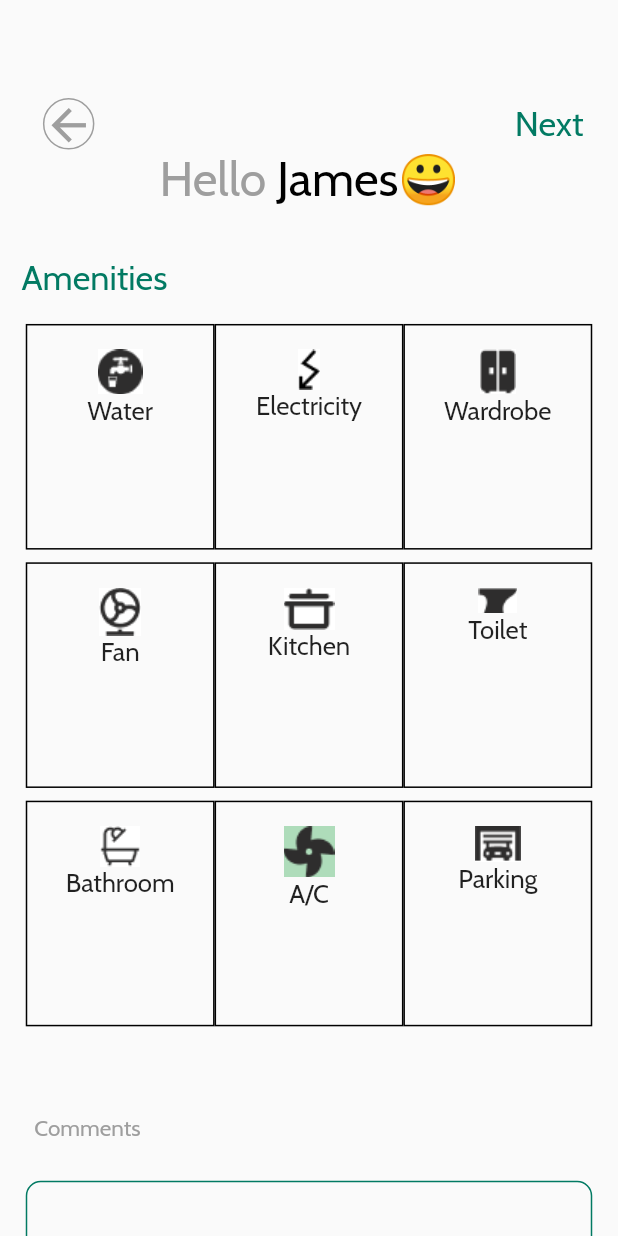
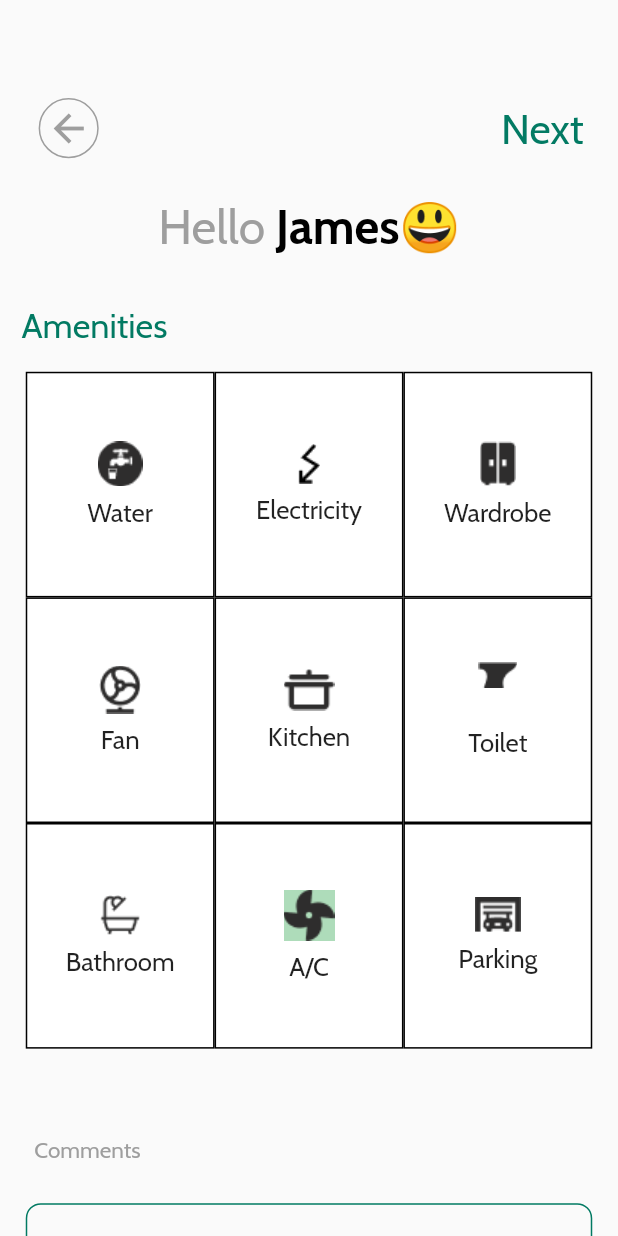
Before and after one commit to zuri-training/bunkie_mobile_pjt_47, a Flutter app: the AmenitiesView screen opened by its route, on a phone screen of 412 x 824 dp. Run offline on Flutter 3.47's test engine with Material 2 defaults, Android fonts, the phone set to English and light mode, and no system bars; our stand-ins replace flutter_screenutil, get_it, google_fonts, pin_code_fields; project files that could hold a hidden picture were left out.

Commit message:
Bug Fixes - Fixed some UI alignment issues, activated backwards navigation on required screens and redirected AmenitiesView app flow

```diff
--- a/lib/utils/constants.dart
+++ b/lib/utils/constants.dart
@@ -13,3 +13,4 @@ const LookingForRoommateViewRoute = 'looking-for-roommate-view';
 const LookingForApartmentViewRoute = 'looking-for-apartment-view';
 const InterestsAndLifestyleViewRoute = 'interests-and-lifestyle-view';
 const RoommatePreferencesViewRoute = 'roomates-preferences';
+const RoommateSearchViewRoute = 'roommate-search';
--- a/lib/utils/route_generator.dart
+++ b/lib/utils/route_generator.dart
@@ -1,6 +1,7 @@
 import 'package:bunkie/views/login_view.dart';
 import 'package:bunkie/views/profile_create.dart';
 import 'package:bunkie/views/roommate_preferences.dart';
+import 'package:bunkie/views/roommate_search.dart';
 import 'package:bunkie/views/selection_view.dart';
 import 'package:bunkie/views/views.dart';
 import 'package:flutter/cupertino.dart';
@@ -40,6 +41,8 @@ class RouteGenerator {
         return _getPageRoute(LookingForRoomateView());
       case RoommatePreferencesViewRoute:
         return _getPageRoute(RoommatePreferencesView());
+      case RoommateSearchViewRoute:
+        return _getPageRoute(RoommateSearchView());
       default:
         return _getPageRoute(_errorPage);
     }
@@ -62,13 +65,15 @@ class RouteGenerator {
   ///Error page shown when app attempts navigating to an unknown route
   static Widget _errorPage = Scaffold(
     appBar: AppBar(
-        title: Text(
-      'Page not found',
-      style: TextStyle(color: Colors.red),
-    )),
+      title: Text(
+        'Page not found',
+        style: TextStyle(color: Colors.red),
+      ),
+      backgroundColor: Colors.red,
+    ),
     body: Center(
       child: Text(
-        'Error! Page not found',
+        'Error! Page not found or not implemented yet',
         style: TextStyle(color: Colors.red),
       ),
     ),
--- a/lib/views/amenities_view.dart
+++ b/lib/views/amenities_view.dart
@@ -3,16 +3,24 @@ import 'package:bunkie/services/services.dart';
 import 'package:flutter/material.dart';
 import 'package:google_fonts/google_fonts.dart';
 
+import 'shared/amenities_grid.dart';
 import 'shared/custom_spacer.dart';
 import 'package:bunkie/utils/utils.dart';
 
 import 'shared/shared.dart';
 
-class AmenitiesView extends StatelessWidget {
+
+class AmenitiesView extends StatefulWidget {
+  _AmenitiesViewState createState() => _AmenitiesViewState();
+}
+
+
+class _AmenitiesViewState extends State<AmenitiesView> {
 
   @override
   Widget build(BuildContext context) {
     return ResponsiveWidget(
+      onWillPop: () => Navigator.pop(context),
       builder: (context, size) {
         return Scaffold(
           body: SingleChildScrollView(
@@ -31,7 +39,7 @@ class AmenitiesView extends StatelessWidget {
                       GestureDetector(
                         onTap: () => Navigator.pop(context),
                         child: Container(
-                          height: 30.w,
+                          height: 35.w,
                           width: 40.w,
                           decoration: BoxDecoration(
                             shape: BoxShape.circle,
@@ -40,7 +48,7 @@ class AmenitiesView extends StatelessWidget {
                           child: Icon(
                             Icons.arrow_back,
                             color: Colors.grey,
-                            size: 30.w
+                            size: 30
                           )
                         )
                       ),
@@ -53,14 +61,14 @@ class AmenitiesView extends StatelessWidget {
                           'Next',
                           style: GoogleFonts.cabin(
                             color: Color(0xff027A63),
-                            fontSize: 20.sp
+                            fontSize: 24.sp
                           ),
                         )
                       ),
                     ],
                   ),
                 ),
-                // CustomSpacer(flex: 10,),
+                CustomSpacer(flex: 4),
                 RichText(
                   text: TextSpan(
                     text: 'Hello ',
@@ -70,9 +78,10 @@ class AmenitiesView extends StatelessWidget {
                     ),
                     children: [
                       TextSpan(
-                        text: 'James\u{1F600}',
+                        text: 'James😃',// \u{1F600}
                         style: GoogleFonts.cabin(
                           color: Colors.black,
+                          fontWeight: FontWeight.bold
                         )
                       )
                     ]
@@ -99,28 +108,28 @@ class AmenitiesView extends StatelessWidget {
                     children: [
                       Row(
                         children: [
-                          _buildAmenitiesGrid('assets/images/misc/running_water_icon.png', 'Water'),
-                          _buildAmenitiesGrid('assets/images/misc/electricity_icon.png', 'Electricity'),
-                          _buildAmenitiesGrid('assets/images/misc/wardrobe_icon.png', 'Wardrobe'),
+                          AmenitiesGrid(icon: 'assets/images/misc/running_water_icon.png', amenity: 'Water'),
+                          AmenitiesGrid(icon: 'assets/images/misc/electricity_icon.png', amenity: 'Electricity'),
+                          AmenitiesGrid(icon: 'assets/images/misc/wardrobe_icon.png', amenity: 'Wardrobe'),
                         ],
                       ),
-                      CustomSpacer(flex: 1.3),
+
                       Row(
                         children: [
-                          _buildAmenitiesGrid('assets/images/misc/fan_icon.png', 'Fan'),
-                          _buildAmenitiesGrid('assets/images/misc/pot_icon.png', 'Kitchen'),
-                          _buildAmenitiesGrid(
-                            'assets/images/misc/toilet_bottom_icon.png',
-                            'Toilet'
+                          AmenitiesGrid(icon: 'assets/images/misc/fan_icon.png', amenity: 'Fan'),
+                          AmenitiesGrid(icon: 'assets/images/misc/pot_icon.png', amenity: 'Kitchen'),
+                          AmenitiesGrid(
+                            icon: 'assets/images/misc/toilet_bottom_icon.png',
+                            amenity: 'Toilet',
+                            spacer: 4,
                           ),
                         ]
                       ),
-                      CustomSpacer(flex: 1.3),
                       Row(
                         children: [
-                          _buildAmenitiesGrid('assets/images/misc/bathroom_icon.png', 'Bathroom'),
-                          _buildAmenitiesGrid('assets/images/misc/ac_icon.png', 'A/C'),
-                          _buildAmenitiesGrid('assets/images/misc/parking_icon.png', 'Parking'),
+                          AmenitiesGrid(icon: 'assets/images/misc/bathroom_icon.png', amenity: 'Bathroom'),
+                          AmenitiesGrid(icon: 'assets/images/misc/ac_icon.png', amenity: 'A/C'),
+                          AmenitiesGrid(icon: 'assets/images/misc/parking_icon.png', amenity: 'Parking'),
                         ]
                       )
                     ]
@@ -159,35 +168,4 @@ class AmenitiesView extends StatelessWidget {
     );
   }
 
-  Widget _buildAmenitiesGrid(String photoUrl, String amenity) {
-    bool _tapped = false;
-    return GestureDetector(
-      onTap: () {},
-      child: Container(
-        width: 110.w,
-        height: 115.h,
-        padding: EdgeInsets.all(16),
-        decoration: BoxDecoration(
-          border: Border.all(
-            color: Colors.black
-          )
-        ),
-        child: Column(
-          children: [
-            Image.asset(
-              photoUrl
-            ),
-            Text(
-              amenity,
-              textAlign: TextAlign.center,
-              style: GoogleFonts.cabin(
-                fontSize: 15.sp,
-              )
-            )
-          ],
-        )
-      )
-    );
-
-  }
 }
--- a/lib/views/interests_and_lifestyle_view.dart
+++ b/lib/views/interests_and_lifestyle_view.dart
@@ -20,6 +20,7 @@ class _InterestsAndLifeStyleViewState extends State<InterestsAndLifeStyleView> {
   @override
   Widget build(BuildContext context) {
     return ResponsiveWidget(
+      onWillPop: () => Navigator.pop(context),
       builder: (context, size) {
         return Scaffold(
           body: SingleChildScrollView(
--- a/lib/views/looking_for_apartment_view.dart
+++ b/lib/views/looking_for_apartment_view.dart
@@ -11,6 +11,7 @@ class LookingForApartmentView extends StatelessWidget {
   @override
   Widget build(BuildContext context) {
     return ResponsiveWidget(
+      onWillPop: () => Navigator.pop(context),
       builder: (context, size) {
         return Scaffold(
             body: Container(
@@ -43,7 +44,7 @@ class LookingForApartmentView extends StatelessWidget {
                     GestureDetector(
                       onTap: () {
                         locator<NavigationService>()
-                            .pushNamed(AmenitiesViewRoute);
+                            .pushNamed('Not Implemented');
                       },
                       child: Text('Next',
                           style: TextStyle(
--- a/lib/views/looking_for_roommate_view.dart
+++ b/lib/views/looking_for_roommate_view.dart
@@ -35,8 +35,15 @@ class LookingForRoomateView extends StatelessWidget {
                 ),
               ),
             ),
-            Text('Next',
+            GestureDetector(
+              onTap: () {
+                locator<NavigationService>()
+                  .pushNamed(AmenitiesViewRoute);
+              },
+              child: Text('Next',
                 style: TextStyle(color: Color(0xff027A63), fontSize: 24.sp)),
+            )
+
           ]),
         ),
         CustomSpacer(
--- a/lib/views/roommate_preferences.dart
+++ b/lib/views/roommate_preferences.dart
@@ -20,6 +20,7 @@ class _RoommatePreferencesViewState extends State<RoommatePreferencesView> {
   @override
   Widget build(BuildContext context) {
     return ResponsiveWidget(
+      onWillPop: () => Navigator.pop(context),
       builder: (context, size) {
         return Scaffold(
           body: SingleChildScrollView(
@@ -50,7 +51,10 @@ class _RoommatePreferencesViewState extends State<RoommatePreferencesView> {
                         )
                       ),
                       GestureDetector(
-                        onTap: () {},
+                        onTap: () {
+                          locator<NavigationService>()
+                            .pushNamed(RoommateSearchViewRoute);
+                        },
                         child: Text(
                           'Next',
                           style: GoogleFonts.cabin(
--- a/lib/views/selection_view.dart
+++ b/lib/views/selection_view.dart
@@ -1,5 +1,6 @@
 import 'package:bunkie/services/services.dart';
 import 'package:flutter/material.dart';
+import 'package:flutter/services.dart';
 import 'package:google_fonts/google_fonts.dart';
 
 import 'shared/responsive_widget.dart';
@@ -10,17 +11,17 @@ class SelectionView extends StatelessWidget {
   @override
   Widget build(BuildContext context) {
     return ResponsiveWidget(
+      // onWillPop: () => SystemNavigator.pop(),
       builder: (context, size) {
         return Scaffold(
           body: SingleChildScrollView(
             child: Column(
               children: [
                 SizedBox(height: 50.h),
-                Padding(
-                  padding: EdgeInsets.symmetric(
-                    horizontal: 80.w
-                  ),
+                Align(
+                  alignment: Alignment.center,
                   child: Row(
+                    mainAxisAlignment: MainAxisAlignment.spaceEvenly,
                     children: [
                       RichText(
                         text: TextSpan(
@@ -71,7 +72,7 @@ class SelectionView extends StatelessWidget {
                   onTap: () => locator<NavigationService>()
                                 .pushNamed(LookingForRoommateViewRoute),
                   child: Container(
-                    height: 200.h,
+                    height: 100.h,
                     decoration: BoxDecoration(
                       shape: BoxShape.circle,
                       boxShadow: [BoxShadow(
@@ -120,7 +121,7 @@ class SelectionView extends StatelessWidget {
                       .pushNamed(LookingForApartmentViewRoute);
                   },
                   child: Container(
-                    height: 200.h,
+                    height: 100.h,
                     decoration: BoxDecoration(
                       shape: BoxShape.circle,
                       color: Colors.green,
@@ -165,10 +166,7 @@ class SelectionView extends StatelessWidget {
                   )
                 ),
 
-                SizedBox(height: 40.h,)
-
-
-
+                SizedBox(height: 10.h,)
 
               ],
             ),
--- /dev/null
+++ b/lib/views/shared/amenities_grid.dart
@@ -0,0 +1,62 @@
+import 'package:bunkie/views/shared/shared.dart';
+import 'package:flutter/material.dart';
+
+import 'package:bunkie/utils/utils.dart';
+import 'package:google_fonts/google_fonts.dart';
+
+
+class AmenitiesGrid extends StatefulWidget {
+  final String icon;
+  final String amenity;
+  final double? spacer; /// Custom spacer to align text where icon is not even
+
+  const AmenitiesGrid({
+    Key? key,
+    required this.icon,
+    required this.amenity,
+    this.spacer: 1
+  }) : super(key: key);
+
+  _AmenitiesGridState createState() =>_AmenitiesGridState();
+}
+
+
+class _AmenitiesGridState extends State<AmenitiesGrid> {
+  bool _active = false;
+
+  @override
+  Widget build(BuildContext context) {
+    return GestureDetector(
+      onTap: () {
+        setState(() => _active = !_active);
+      },
+      child: Container(
+        width: 110.w,
+        height: 115.h,
+        padding: EdgeInsets.all(16),
+        decoration: BoxDecoration(
+          border: Border.all(
+            color: Colors.black
+          ),
+          color: _active ? Colors.green : Colors.white,
+        ),
+        child: Column(
+          mainAxisAlignment: MainAxisAlignment.center,
+          children: [
+            Image.asset(
+              widget.icon
+            ),
+            CustomSpacer(flex: widget.spacer),
+            Text(
+              widget.amenity,
+              textAlign: TextAlign.center,
+              style: GoogleFonts.cabin(
+                fontSize: 15.sp,
+              )
+            )
+          ],
+        )
+      )
+    );
+  }
+}
--- a/lib/views/shared/custom_textField.dart
+++ b/lib/views/shared/custom_textField.dart
@@ -24,7 +24,10 @@ class CustomTextField extends StatelessWidget {
             ),
           ),
           suffixIcon: suffixIcon ?? suffixIcon,
-          contentPadding: EdgeInsets.symmetric(vertical: 3.h),
+          contentPadding: EdgeInsets.symmetric(
+            vertical: 10.h,
+            horizontal: 10.h
+          ),
           focusedBorder: OutlineInputBorder(
             borderSide: BorderSide(color: Color(0xff027A63), width: 3),
             borderRadius: BorderRadius.all(
```
Also changed, not shown: assets/images/misc/toilet_lid_icon.png (added), assets/images/misc/toilet_top_icon.png (added), assets/images/roommates/image3.png (added).
